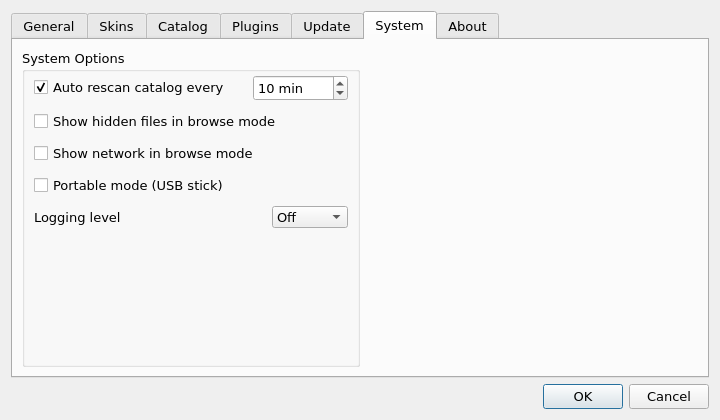
Before: the Qt Designer form src/OptionDialog.ui in samsonwang/LaunchyQt, drawn with Qt 5.
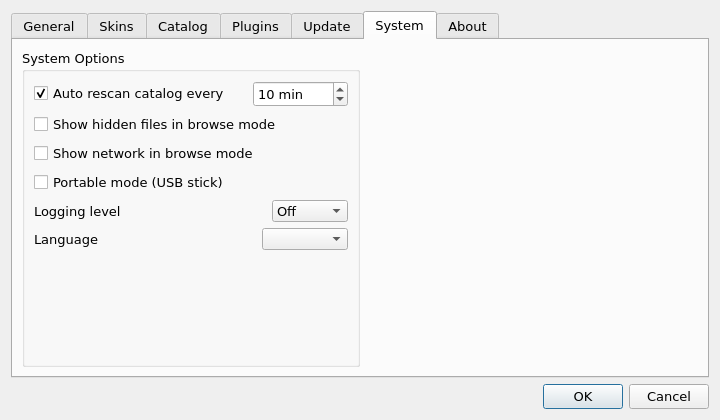
After: the same form once the commit is applied. The open tabs and pages were chosen to show the change. Icons and pictures are not drawn. Custom widgets are drawn as their Qt base class.

Commit message: multi-language translation

```diff
--- a/src/OptionDialog.ui
+++ b/src/OptionDialog.ui
@@ -1602,92 +1602,8 @@
          <property name="title">
           <string>System Options</string>
          </property>
-         <layout class="QGridLayout" name="gridLayout_7">
-          <property name="topMargin">
-           <number>3</number>
-          </property>
-          <property name="bottomMargin">
-           <number>3</number>
-          </property>
-          <property name="horizontalSpacing">
-           <number>6</number>
-          </property>
-          <property name="verticalSpacing">
-           <number>9</number>
-          </property>
-          <item row="4" column="0">
-           <layout class="QHBoxLayout" name="horizontalLayout_11">
-            <property name="spacing">
-             <number>12</number>
-            </property>
-            <item>
-             <widget class="QLabel" name="label_14">
-              <property name="text">
-               <string>Logging level</string>
-              </property>
-             </widget>
-            </item>
-            <item>
-             <spacer name="horizontalSpacer_5">
-              <property name="orientation">
-               <enum>Qt::Horizontal</enum>
-              </property>
-              <property name="sizeHint" stdset="0">
-               <size>
-                <width>40</width>
-                <height>20</height>
-               </size>
-              </property>
-             </spacer>
-            </item>
-            <item>
-             <widget class="QComboBox" name="genLog">
-              <property name="minimumSize">
-               <size>
-                <width>0</width>
-                <height>22</height>
-               </size>
-              </property>
-              <property name="maximumSize">
-               <size>
-                <width>16777215</width>
-                <height>22</height>
-               </size>
-              </property>
-              <item>
-               <property name="text">
-                <string>Off</string>
-               </property>
-              </item>
-              <item>
-               <property name="text">
-                <string>Debug</string>
-               </property>
-              </item>
-              <item>
-               <property name="text">
-                <string>Normal</string>
-               </property>
-              </item>
-             </widget>
-            </item>
-           </layout>
-          </item>
-          <item row="3" column="0">
-           <widget class="QCheckBox" name="genPortable">
-            <property name="text">
-             <string>Portable mode (USB stick)</string>
-            </property>
-           </widget>
-          </item>
-          <item row="1" column="0">
-           <widget class="QCheckBox" name="genShowHidden">
-            <property name="text">
-             <string>Show hidden files in browse mode</string>
-            </property>
-           </widget>
-          </item>
-          <item row="0" column="0">
+         <layout class="QVBoxLayout" name="verticalLayout_4">
+          <item>
            <layout class="QHBoxLayout" name="horizontalLayout_4">
             <item>
              <widget class="QCheckBox" name="genRebuildCatalog">
@@ -1738,14 +1654,126 @@
             </item>
            </layout>
           </item>
-          <item row="2" column="0">
+          <item>
+           <widget class="QCheckBox" name="genShowHidden">
+            <property name="text">
+             <string>Show hidden files in browse mode</string>
+            </property>
+           </widget>
+          </item>
+          <item>
            <widget class="QCheckBox" name="genShowNetwork">
             <property name="text">
              <string>Show network in browse mode</string>
             </property>
            </widget>
           </item>
-          <item row="5" column="0">
+          <item>
+           <widget class="QCheckBox" name="genPortable">
+            <property name="text">
+             <string>Portable mode (USB stick)</string>
+            </property>
+           </widget>
+          </item>
+          <item>
+           <layout class="QHBoxLayout" name="horizontalLayout_11">
+            <property name="spacing">
+             <number>12</number>
+            </property>
+            <item>
+             <widget class="QLabel" name="label_14">
+              <property name="text">
+               <string>Logging level</string>
+              </property>
+             </widget>
+            </item>
+            <item>
+             <spacer name="horizontalSpacer_5">
+              <property name="orientation">
+               <enum>Qt::Horizontal</enum>
+              </property>
+              <property name="sizeHint" stdset="0">
+               <size>
+                <width>40</width>
+                <height>20</height>
+               </size>
+              </property>
+             </spacer>
+            </item>
+            <item>
+             <widget class="QComboBox" name="cbLogLevel">
+              <property name="minimumSize">
+               <size>
+                <width>0</width>
+                <height>22</height>
+               </size>
+              </property>
+              <property name="maximumSize">
+               <size>
+                <width>16777215</width>
+                <height>22</height>
+               </size>
+              </property>
+              <item>
+               <property name="text">
+                <string>Off</string>
+               </property>
+              </item>
+              <item>
+               <property name="text">
+                <string>Debug</string>
+               </property>
+              </item>
+              <item>
+               <property name="text">
+                <string>Normal</string>
+               </property>
+              </item>
+             </widget>
+            </item>
+           </layout>
+          </item>
+          <item>
+           <layout class="QHBoxLayout" name="horizontalLayout_6">
+            <item>
+             <widget class="QLabel" name="label_24">
+              <property name="text">
+               <string>Language</string>
+              </property>
+             </widget>
+            </item>
+            <item>
+             <spacer name="horizontalSpacer_10">
+              <property name="orientation">
+               <enum>Qt::Horizontal</enum>
+              </property>
+              <property name="sizeHint" stdset="0">
+               <size>
+                <width>40</width>
+                <height>20</height>
+               </size>
+              </property>
+             </spacer>
+            </item>
+            <item>
+             <widget class="QComboBox" name="cbLanguage">
+              <property name="minimumSize">
+               <size>
+                <width>0</width>
+                <height>22</height>
+               </size>
+              </property>
+              <property name="maximumSize">
+               <size>
+                <width>16777215</width>
+                <height>22</height>
+               </size>
+              </property>
+             </widget>
+            </item>
+           </layout>
+          </item>
+          <item>
            <spacer name="verticalSpacer">
             <property name="orientation">
              <enum>Qt::Vertical</enum>
```
The commit also changes 13 other files.
